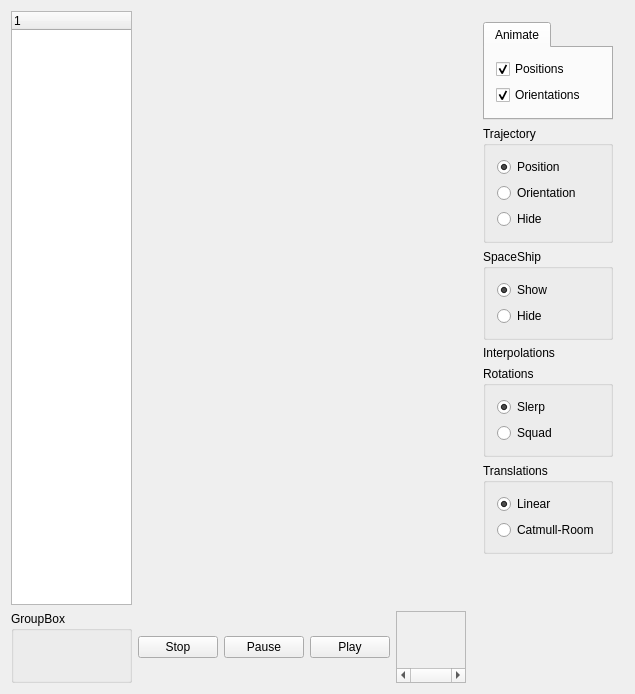
Old version of the form Animação/mainwindow.ui in the repository RicardoBusta/animacao-ufc-2012.
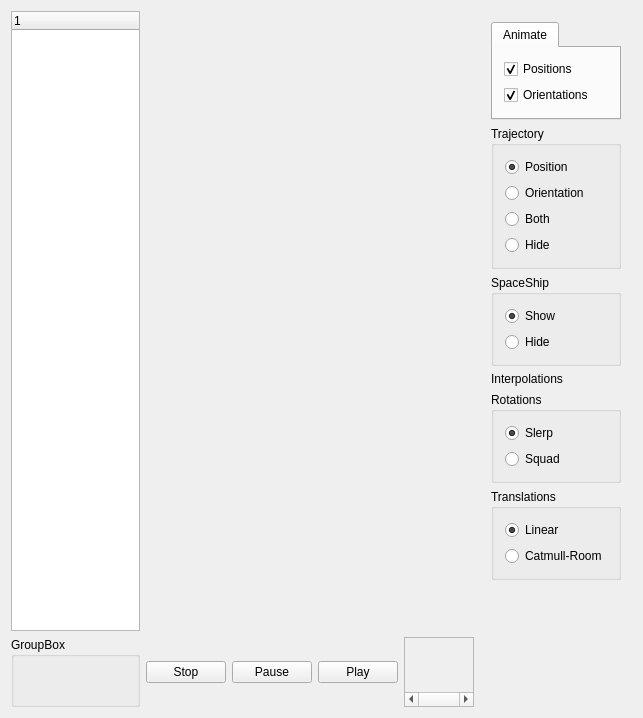
New version of the form. Custom widgets are drawn as their Qt base class.

Commit message: esqueci de dar commit num negocio. ainda num tá funcionando, mas não removeu nenhuma funcionalidade já existente. "trabalho em progresso".

What changed in the file:
```diff
--- a/Animação/mainwindow.ui
+++ b/Animação/mainwindow.ui
@@ -6,7 +6,7 @@
    <rect>
     <x>0</x>
     <y>0</y>
-    <width>635</width>
+    <width>643</width>
     <height>694</height>
    </rect>
   </property>
@@ -33,7 +33,7 @@
      </widget>
     </item>
     <item row="1" column="2">
-     <widget class="QWidget" name="" native="true">
+     <widget class="QWidget" name="widget" native="true">
       <property name="sizePolicy">
        <sizepolicy hsizetype="Maximum" vsizetype="Expanding">
         <horstretch>0</horstretch>
@@ -104,6 +104,13 @@
             </property>
            </widget>
           </item>
+          <item>
+           <widget class="QRadioButton" name="rad_both">
+            <property name="text">
+             <string>Both</string>
+            </property>
+           </widget>
+          </item>
           <item>
            <widget class="QRadioButton" name="radioButton_4">
             <property name="text">
@@ -270,7 +277,7 @@
            <x>0</x>
            <y>0</y>
            <width>76</width>
-           <height>84</height>
+           <height>63</height>
           </rect>
          </property>
          <property name="sizePolicy">
```
Left out of the diff: 1 changed line with no effect on the pictures. The commit also changes 2 other files.
